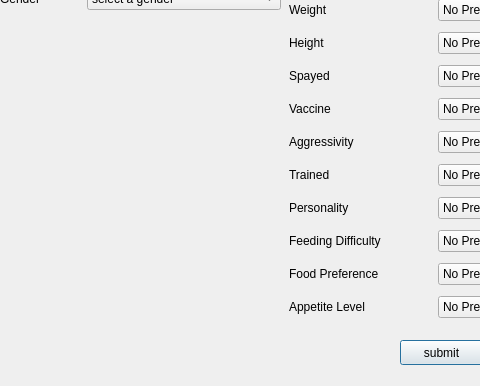
CRM2017/cuACS, file ClientManagement/manageclientwindow.ui: the form before one commit; both pictures show x 0 to 480 and y 180 to 566 of the 897 by 566 pixel window.
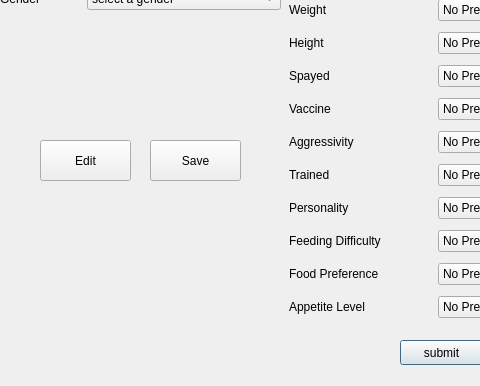
The form after the commit.

```diff
--- a/ClientManagement/manageclientwindow.ui
+++ b/ClientManagement/manageclientwindow.ui
@@ -881,6 +881,32 @@
     </item>
    </layout>
   </widget>
+  <widget class="QPushButton" name="editButton">
+   <property name="geometry">
+    <rect>
+     <x>40</x>
+     <y>320</y>
+     <width>91</width>
+     <height>41</height>
+    </rect>
+   </property>
+   <property name="text">
+    <string>Edit</string>
+   </property>
+  </widget>
+  <widget class="QPushButton" name="saveButton">
+   <property name="geometry">
+    <rect>
+     <x>150</x>
+     <y>320</y>
+     <width>91</width>
+     <height>41</height>
+    </rect>
+   </property>
+   <property name="text">
+    <string>Save</string>
+   </property>
+  </widget>
  </widget>
  <resources/>
  <connections/>
```
